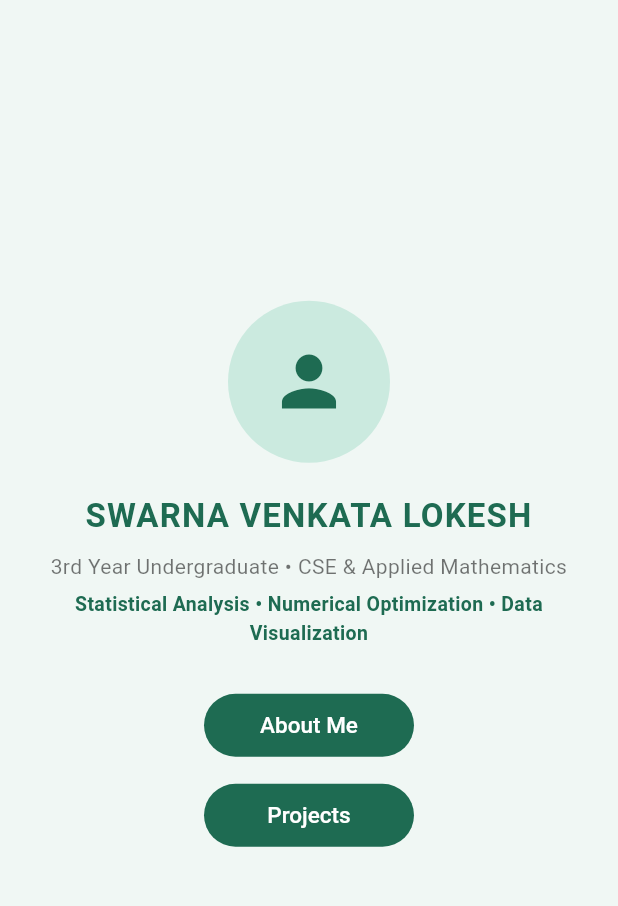
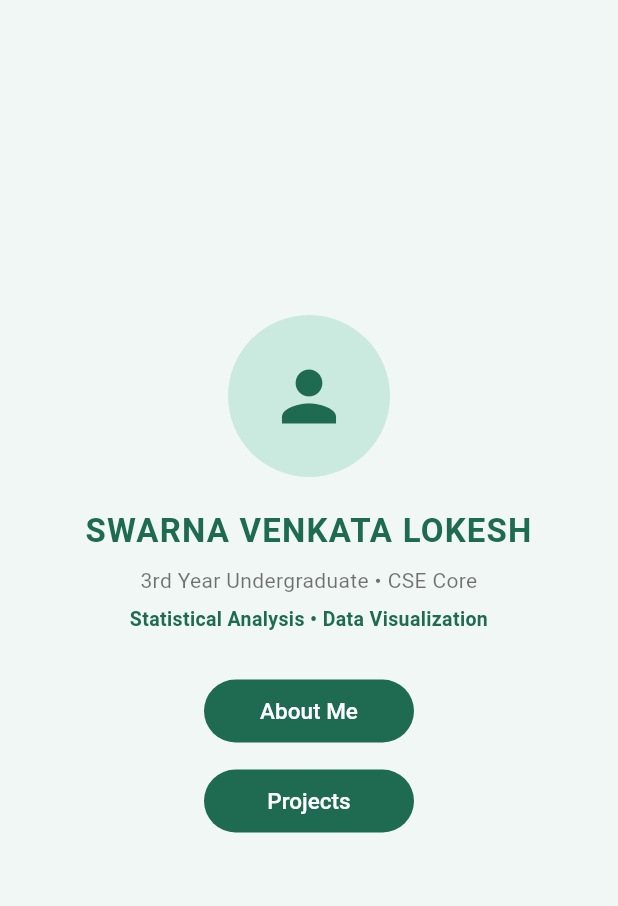
Before and after one commit to swarnavenkatalokesh25/portfolio_website, a Flutter app: the screen it shows after launch, on a phone screen of 412 x 824 dp, the part 84-990 px from its top. Run offline on Flutter 3.47's test engine with Material 3 defaults, Android fonts, the phone set to English and light mode, and no system bars.

Commit message:
Update main.dart

```diff
--- a/lib/main.dart
+++ b/lib/main.dart
@@ -80,13 +80,13 @@ class HomeScreen extends StatelessWidget {
               ),
               const SizedBox(height: 8),
               const Text(
-                '3rd Year Undergraduate • CSE & Applied Mathematics',
+                '3rd Year Undergraduate • CSE Core',
                 textAlign: TextAlign.center,
                 style: TextStyle(fontSize: 14, color: Colors.black54),
               ),
               const SizedBox(height: 6),
               const Text(
-                'Statistical Analysis • Numerical Optimization • Data Visualization',
+                'Statistical Analysis • Data Visualization',
                 textAlign: TextAlign.center,
                 style: TextStyle(
                   fontSize: 13,
@@ -156,7 +156,7 @@ class AboutScreen extends StatelessWidget {
                   const Icon(Icons.person, size: 64, color: Color(0xFF1E6B52)),
                   const SizedBox(height: 20),
                   const Text(
-                    "Hello! I'm Swarna Venkata Lokesh, a Computer Science & Applied Mathematics student. "
+                    "Hello! I'm Swarna Venkata Lokesh, a Computer Science Engineering (CSE Core) student. "
                     "I specialize in web development, statistical data analysis, and building interactive, user-focused applications.",
                     textAlign: TextAlign.center,
                     style: TextStyle(fontSize: 15, height: 1.5, color: Colors.black87),
```
